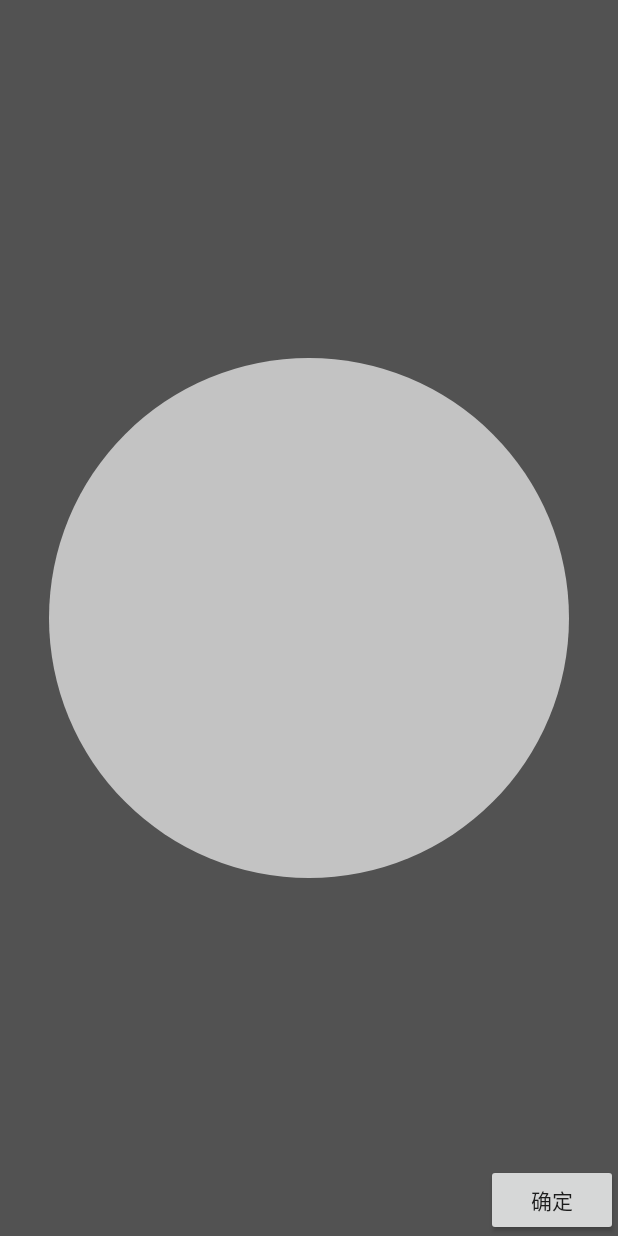
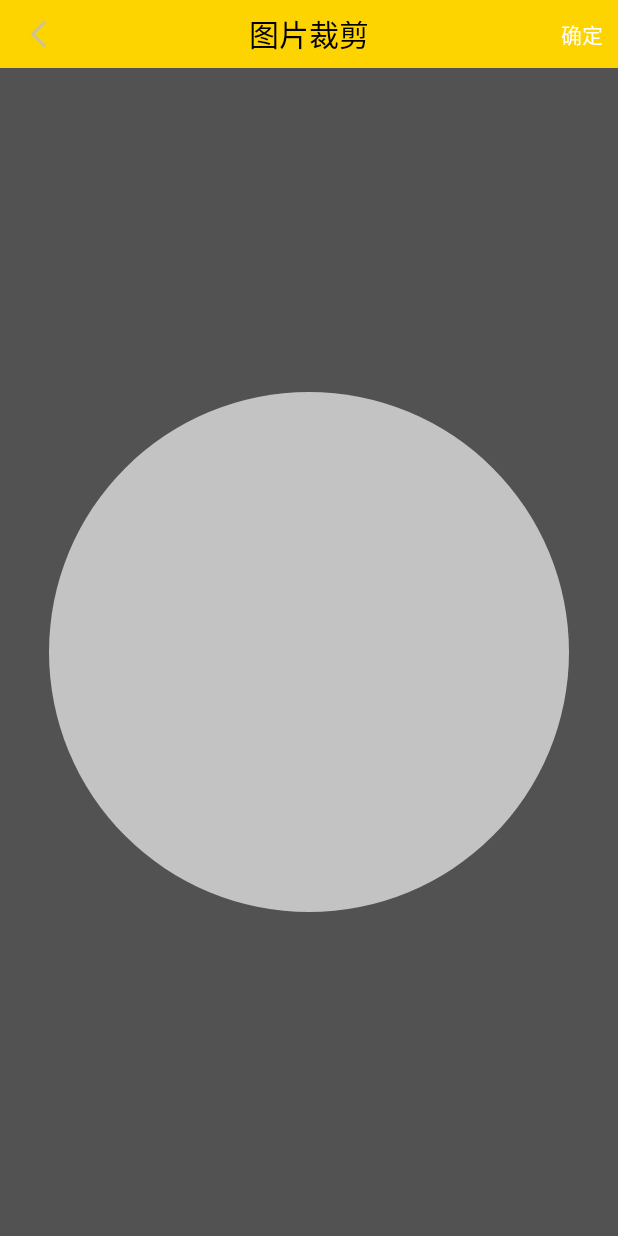
Before and after one commit to dashuaiqin/Love, an Android app: the CutPicActivity screen opened directly, with no data from a screen before it, on a phone screen of 412 x 824 dp. Run offline under Robolectric (Android 15) with nearby library versions, the phone set to English and light mode, and no system bars; libraries missing offline, so code that uses them is left out: cn.bmob.newim, com.readystatesoftware.systembartint; pictures from the network do not load; 7 statements that could not run were skipped.

Commit message:
更新到最新版

```diff
--- a/app/build.gradle
+++ b/app/build.gradle
@@ -4,7 +4,7 @@ android {
 
 //编译sdk的版本
     compileSdkVersion 23
-    buildToolsVersion "23.0.1"
+    buildToolsVersion '25.0.0'
 
 //**bmob-sdk:3.4.6版本依赖包，用于兼容Android6.0系统**
     useLibrary 'org.apache.http.legacy'
@@ -73,8 +73,8 @@ dependencies {
 //    compile 'com.squareup.okhttp:okhttp:2.4.0'//自`V3.4.3版本`开始，使用`okhttp`优化SDK的网络框架
 //    compile 'com.squareup.okio:okio:1.4.0'
 
-    compile files('libs/gson-2.5.jar')
-    compile files('libs/jsonanimation.jar')
+//    compile files('libs/gson-2.5.jar')
+//    compile files('libs/jsonanimation.jar')
     compile files('libs/AMap_3DMap_V3.3.0_20160331.jar')
 
 
--- a/app/src/main/java/com/qin/adapter/EmoViewPagerAdapter.java
+++ b/app/src/main/java/com/qin/adapter/EmoViewPagerAdapter.java
@@ -7,7 +7,7 @@ import android.view.View;
 import java.util.List;
 
 /**
- * 表情viewpager的适配器
+ * 表情viewpager的适配器，需修改
  */
 public class EmoViewPagerAdapter extends PagerAdapter{
 
--- a/app/src/main/java/com/qin/cons/StringCons.java
+++ b/app/src/main/java/com/qin/cons/StringCons.java
@@ -25,6 +25,7 @@ public class StringCons {
     public static String TITLE_ADD_MEMORY_DAY="添加纪念日";
     public static String TITLE_UPDATE_MEMORY_DAY="编辑纪念日";
     public static String TITLE_TIME="拾光";
+    public static String TITLE_CUT_PIC="图片裁剪";
     public static String TITLE_CENTER="个人中心";
     public static String TITLE_USER_DATA="个人资料";
     public static String TITLE_GET_LOCATION="位置";
--- a/app/src/main/java/com/qin/love/CutPicActivity.java
+++ b/app/src/main/java/com/qin/love/CutPicActivity.java
@@ -5,6 +5,8 @@ import android.os.Bundle;
 import android.util.Log;
 import android.view.View;
 import android.view.View.OnClickListener;
+import android.widget.ImageView;
+import android.widget.TextView;
 
 import com.qin.Application.MyApplication;
 import com.qin.Utils.ImageUtils;
@@ -24,6 +26,8 @@ public class CutPicActivity extends BaseActivity implements OnClickListener {
     private CutPicView mCutPicView;
     private Bitmap bitmap;
     private String oldIconName;
+    private TextView txtTitle,txtTitleRight;
+    private ImageView ivBack;
 
     @Override
     protected void onCreate(Bundle savedInstanceState) {
@@ -37,17 +41,23 @@ public class CutPicActivity extends BaseActivity implements OnClickListener {
      * 初始化界面
      */
     private void initView() {
+        txtTitleRight = (TextView) findViewById(R.id.txt_title_right);
+        txtTitleRight.setText(StringCons.CONFIRM);
+        txtTitle= (TextView) findViewById(R.id.txt_title);
+        txtTitle.setText(StringCons.TITLE_CUT_PIC);
         mCutPicView = (CutPicView) findViewById(R.id.cut_pic_view);
 //		BitmapDrawable bd = (BitmapDrawable) getResources().getDrawable(R.drawable.beauty);
 //		Bitmap bitmap = bd.getBitmap();
         mCutPicView.setPath(getIntent().getStringExtra("path"));
-        findViewById(R.id.btn_done).setOnClickListener(this);
+        txtTitleRight.setOnClickListener(this);
+        findViewById(R.id.iv_back).setOnClickListener(this);
+
     }
 
     @Override
     public void onClick(View v) {
         switch (v.getId()) {
-            case R.id.btn_done:
+            case R.id.txt_title_right:
                 bitmap = mCutPicView.clipImage();
                 ImageUtils.getInstance(this).savePhotoToSDCard(bitmap);
                 startProgressDialog();
@@ -55,7 +65,9 @@ public class CutPicActivity extends BaseActivity implements OnClickListener {
                 uploadIcon();
                 bitmap.recycle();
                 break;
-
+            case R.id.iv_back:
+                finish();
+                break;
             default:
                 break;
         }
@@ -85,33 +97,7 @@ public class CutPicActivity extends BaseActivity implements OnClickListener {
 
 
 
-		/*BTPFileResponse response = BmobProFile.getInstance(this).upload(StringCons.PHOTO_DIR+"/icon.jpg", new UploadListener() {
 
-
-			@Override
-			public void onSuccess(String fileName, String url, BmobFile file) {
-				Log.i("bmob", "文件上传成功：" + fileName + ",可访问的文件地址：" + file.getUrl());
-
-				// TODO Auto-generated method stub
-				// fileName ：文件名（带后缀），这个文件名是唯一的，开发者需要记录下该文件名，方便后续下载或者进行缩略图的处理
-				// url        ：文件地址
-				// file        :BmobFile文件类型，`V3.4.1版本`开始提供，用于兼容新旧文件服务。
-//				注：若上传的是图片，url地址并不能直接在浏览器查看（会出现404错误），需要经过`URL签名`得到真正的可访问的URL地址,当然，`V3.4.1`的版本可直接从'file.getUrl()'中获得可访问的文件地址。
-			}
-
-			@Override
-			public void onProgress(int progress) {
-				// TODO Auto-generated method stub
-				Log.i("bmob","onProgress :"+progress);
-				setProDiaMessage("正在上传头像..." + progress+"%");
-			}
-
-			@Override
-			public void onError(int statuscode, String errormsg) {
-				// TODO Auto-generated method stub
-				Log.i("bmob","文件上传失败："+errormsg);
-			}
-		});*/
     }
 
     /**
--- a/app/src/main/java/com/qin/view/CutPicView.java
+++ b/app/src/main/java/com/qin/view/CutPicView.java
@@ -21,9 +21,6 @@ import com.qin.Utils.ImageUtils;
 import com.qin.love.R;
 
 
-/**
- * Created by jimstin on 2015/5/12.
- */
 public class CutPicView extends ImageView {
 
 	private PointF mDownPoint;
--- a/app/src/main/res/layout/activity_cut_pic.xml
+++ b/app/src/main/res/layout/activity_cut_pic.xml
@@ -2,27 +2,48 @@
     xmlns:tools="http://schemas.android.com/tools"
     android:layout_width="match_parent"
     android:layout_height="match_parent"
-	android:clipToPadding="true"
-	android:fitsSystemWindows="true"
-    tools:context=".CutPicActivity" >
+    android:clipToPadding="true"
+    android:fitsSystemWindows="true"
+    tools:context=".CutPicActivity">
 
-	<com.qin.view.CutPicView
-		android:id="@+id/cut_pic_view"
-		android:layout_width="match_parent"
-		android:layout_height="match_parent"
-		/>
+    <RelativeLayout
+        android:id="@+id/rl_page_title"
+        android:layout_width="fill_parent"
+        android:layout_height="@dimen/title_bar_height"
+        android:background="@color/title_bg">
 
-    <LinearLayout
-	    android:layout_width="match_parent"
-	    android:layout_height="wrap_content"
-	    android:orientation="horizontal"
-	    android:gravity="right"
-	    android:layout_alignParentBottom="true">
-	    <Button
-	        android:id="@+id/btn_done"
-	        android:layout_width="wrap_content"
-	        android:layout_height="wrap_content"
-	        android:text="确定"/>
-	</LinearLayout>
+        <TextView
+            android:id="@+id/txt_title"
+            android:layout_width="wrap_content"
+            android:layout_height="wrap_content"
+            android:layout_centerInParent="true"
+            android:textColor="@color/tc_000000"
+            android:textSize="@dimen/sp20" />
 
+        <ImageView
+            android:id="@+id/iv_back"
+            android:layout_width="wrap_content"
+            android:layout_height="wrap_content"
+            android:layout_alignParentLeft="true"
+            android:layout_centerVertical="true"
+            android:focusable="false"
+            android:onClick="back"
+            android:padding="10dp"
+            android:src="@drawable/back" />
+
+        <TextView
+            android:id="@+id/txt_title_right"
+            android:layout_width="wrap_content"
+            android:layout_height="wrap_content"
+            android:layout_alignParentRight="true"
+            android:layout_centerVertical="true"
+            android:padding="10dp"
+            android:textColor="@color/bg_ffffff" />
+    </RelativeLayout>
+
+    <com.qin.view.CutPicView
+        android:id="@+id/cut_pic_view"
+        android:layout_width="match_parent"
+        android:layout_below="@+id/rl_page_title"
+        android:layout_height="match_parent" />
 </RelativeLayout>
```
Also changed, not shown: 1 other file.
